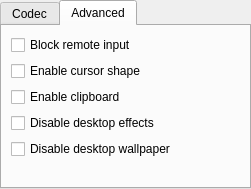
Old version of the form source/console/computer_dialog_desktop.ui in the repository dchapyshev/aspia.
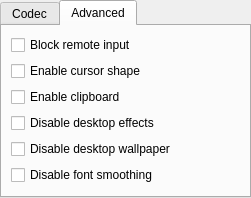
New version of the form. The open tabs and pages were chosen to show the change.

Commit message: - Implemented disabling font smoothing.

Diff of the .ui file:
```diff
--- a/source/console/computer_dialog_desktop.ui
+++ b/source/console/computer_dialog_desktop.ui
@@ -158,6 +158,13 @@
          </property>
         </widget>
        </item>
+       <item>
+        <widget class="QCheckBox" name="checkbox_font_smoothing">
+         <property name="text">
+          <string>Disable font smoothing</string>
+         </property>
+        </widget>
+       </item>
        <item>
         <spacer name="verticalSpacer_2">
          <property name="orientation">
```
The commit also changes 19 other files.
